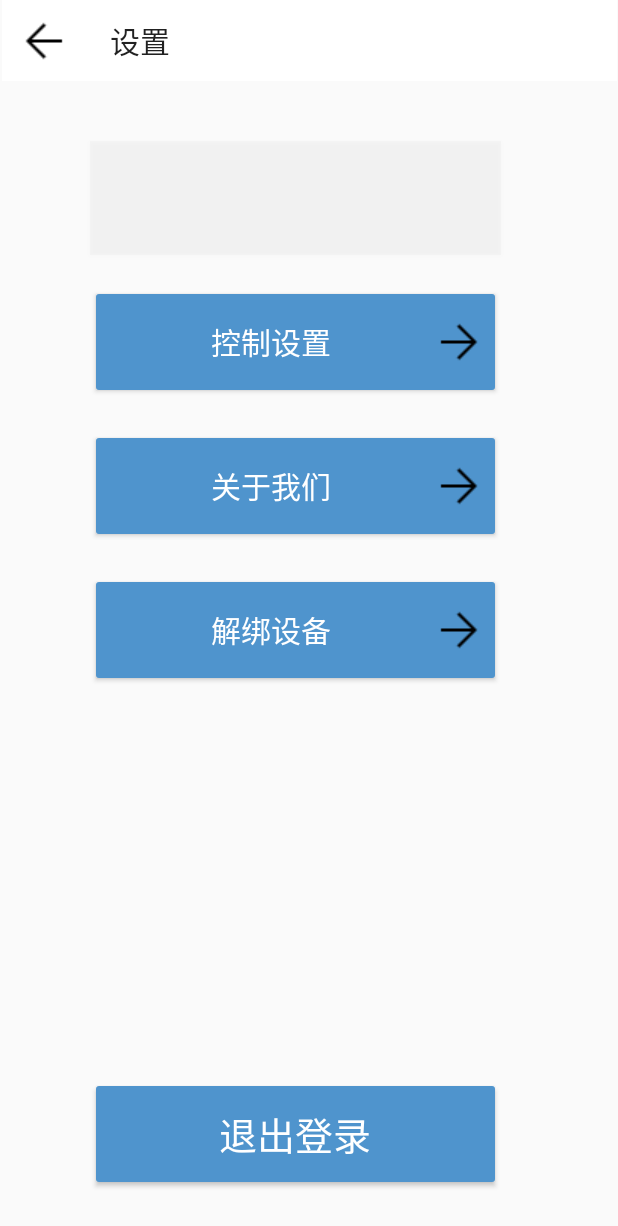
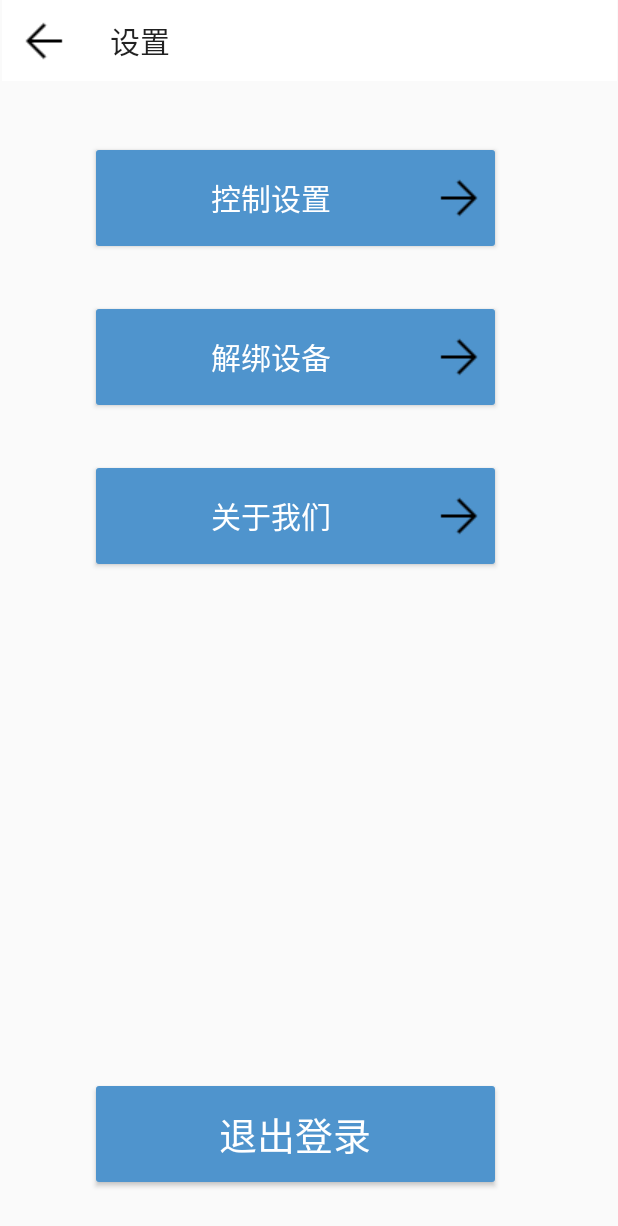
Before and after one commit to YanshanYu/HGHD, an Android app: the layout control.xml on its own in the app's theme, with its tools: preview values and no code run, on a phone screen of 412 x 824 dp. Shown: the top 1226 px of the screen. Run offline under Robolectric (Android 15) with nearby library versions, the phone set to English and light mode, and no system bars.

Commit message:
update_xl

```diff
--- a/app/src/main/res/layout/activity_main.xml
+++ b/app/src/main/res/layout/activity_main.xml
@@ -32,7 +32,7 @@
         app:navGraph="@navigation/mobile_navigation" />
 
     <ImageView
-        android:id="@+id/logo"
+        android:id="@+id/logoHome"
         android:layout_width="345dp"
         android:layout_height="184dp"
         android:layout_marginStart="10dp"
@@ -45,7 +45,7 @@
         tools:ignore="UnknownIdInLayout" />
 
     <Button
-        android:id="@+id/btn"
+        android:id="@+id/btnAddExperiment"
         android:layout_width="360dp"
         android:layout_height="204dp"
         android:layout_marginStart="25dp"
@@ -57,7 +57,7 @@
         android:textSize="35sp"
         app:layout_constraintEnd_toStartOf="@+id/nav_host_fragment"
         app:layout_constraintStart_toEndOf="@+id/nav_host_fragment"
-        app:layout_constraintTop_toBottomOf="@+id/logo" />
+        app:layout_constraintTop_toBottomOf="@+id/logoHome" />
 
 
 </androidx.constraintlayout.widget.ConstraintLayout>
--- a/app/src/main/res/layout/control.xml
+++ b/app/src/main/res/layout/control.xml
@@ -8,7 +8,7 @@
     tools:context=".ui.control.ControlFragment">
 
     <androidx.appcompat.widget.Toolbar
-        android:id="@+id/toolbar3"
+        android:id="@+id/toolbarSetting"
         android:layout_width="410dp"
         android:layout_height="54dp"
         android:background="@color/white"
@@ -32,61 +32,61 @@
 <!--        app:layout_constraintEnd_toEndOf="parent"-->
 <!--        app:layout_constraintTop_toBottomOf="@+id/toolbar3" />-->
 
-    <Button
-        android:id="@+id/button13"
-        android:layout_width="274dp"
-        android:layout_height="76dp"
-        android:layout_marginStart="60dp"
-        android:layout_marginTop="20dp"
-        android:text="@string/control_design"
-        android:textSize="20sp"
-        android:textColor="@color/white"
-        android:backgroundTint="@color/babyblue"
-        android:drawableEnd="@drawable/forward"
-        app:layout_constraintStart_toStartOf="parent"
-        app:layout_constraintTop_toBottomOf="@+id/button18" />
+    <!--    <Button-->
+<!--        android:id="@+id/buttonMessage"-->
+<!--        android:layout_width="274dp"-->
+<!--        android:layout_height="76dp"-->
+<!--        android:layout_marginStart="60dp"-->
+<!--        android:layout_marginTop="40dp"-->
+<!--        android:alpha="0.1"-->
+<!--        android:background="#CCCDCD"-->
+<!--        app:layout_constraintStart_toStartOf="parent"-->
+<!--        app:layout_constraintTop_toBottomOf="@+id/toolbarSetting" />-->
 
     <Button
-        android:id="@+id/button18"
+        android:id="@+id/buttonControlSetting"
         android:layout_width="274dp"
         android:layout_height="76dp"
         android:layout_marginStart="60dp"
         android:layout_marginTop="40dp"
-        android:alpha="0.1"
-        android:background="#CCCDCD"
+        android:backgroundTint="@color/babyblue"
+        android:drawableEnd="@drawable/forward"
+        android:text="@string/control_design"
+        android:textColor="@color/white"
+        android:textSize="20sp"
         app:layout_constraintStart_toStartOf="parent"
-        app:layout_constraintTop_toBottomOf="@+id/toolbar3" />
+        app:layout_constraintTop_toBottomOf="@+id/toolbarSetting" />
 
     <Button
-        android:id="@+id/button14"
+        android:id="@+id/buttonAboutUs"
         android:layout_width="274dp"
         android:layout_height="76dp"
         android:layout_marginStart="60dp"
-        android:layout_marginTop="20dp"
+        android:layout_marginTop="30dp"
+        android:backgroundTint="@color/babyblue"
+        android:drawableRight="@drawable/forward"
         android:text="@string/about_us"
-        android:drawableRight="@drawable/forward"
         android:textColor="@color/white"
         android:textSize="20sp"
-        android:backgroundTint="@color/babyblue"
         app:layout_constraintStart_toStartOf="parent"
-        app:layout_constraintTop_toBottomOf="@+id/button13" />
+        app:layout_constraintTop_toBottomOf="@+id/buttonRelish" />
 
     <Button
-        android:id="@+id/button15"
+        android:id="@+id/buttonRelish"
         android:layout_width="274dp"
         android:layout_height="76dp"
         android:layout_marginStart="60dp"
-        android:layout_marginTop="20dp"
+        android:layout_marginTop="30dp"
+        android:backgroundTint="@color/babyblue"
+        android:drawableRight="@drawable/forward"
         android:text="@string/unhitch_equipment"
-        android:drawableRight="@drawable/forward"
         android:textColor="@color/white"
         android:textSize="20sp"
-        android:backgroundTint="@color/babyblue"
         app:layout_constraintStart_toStartOf="parent"
-        app:layout_constraintTop_toBottomOf="@+id/button14" />
+        app:layout_constraintTop_toBottomOf="@+id/buttonControlSetting" />
 
     <Button
-        android:id="@+id/button17"
+        android:id="@+id/buttonLogOut"
         android:layout_width="274dp"
         android:layout_height="76dp"
         android:layout_marginStart="60dp"
@@ -98,23 +98,5 @@
         app:layout_constraintBottom_toBottomOf="parent"
         app:layout_constraintStart_toStartOf="parent" />
 
-    <TextView
-        android:id="@+id/textView12"
-        android:layout_width="wrap_content"
-        android:layout_height="wrap_content"
-        android:layout_marginStart="23dp"
-        android:layout_marginTop="150dp"
-        android:layout_marginEnd="500dp"
-        android:layout_marginBottom="23dp"
-        android:text="@string/message"
-        android:textColor="#1C1C1C"
-        android:textSize="20sp"
-        app:layout_constraintBottom_toTopOf="@+id/button18"
-        app:layout_constraintEnd_toEndOf="parent"
-        app:layout_constraintHorizontal_bias="0.42"
-        app:layout_constraintStart_toEndOf="@+id/button18"
-        app:layout_constraintTop_toBottomOf="@+id/toolbar3"
-        app:layout_constraintVertical_bias="0.518" />
-
 
 </androidx.constraintlayout.widget.ConstraintLayout>
```
Also changed, not shown: app/src/main/res/layout/about_us.xml (+12 -12 lines), app/src/main/res/layout/control_setting.xml (+16 -16 lines), app/src/main/res/layout/fragment_control.xml (+12 -12 lines), app/src/main/res/layout/login.xml (+18 -34 lines), app/src/main/res/layout/personal_info.xml (+11 -11 lines), app/src/main/res/layout/recover_video.xml (+23 -23 lines), app/src/main/res/layout/sn_number.xml (+14 -14 lines).
